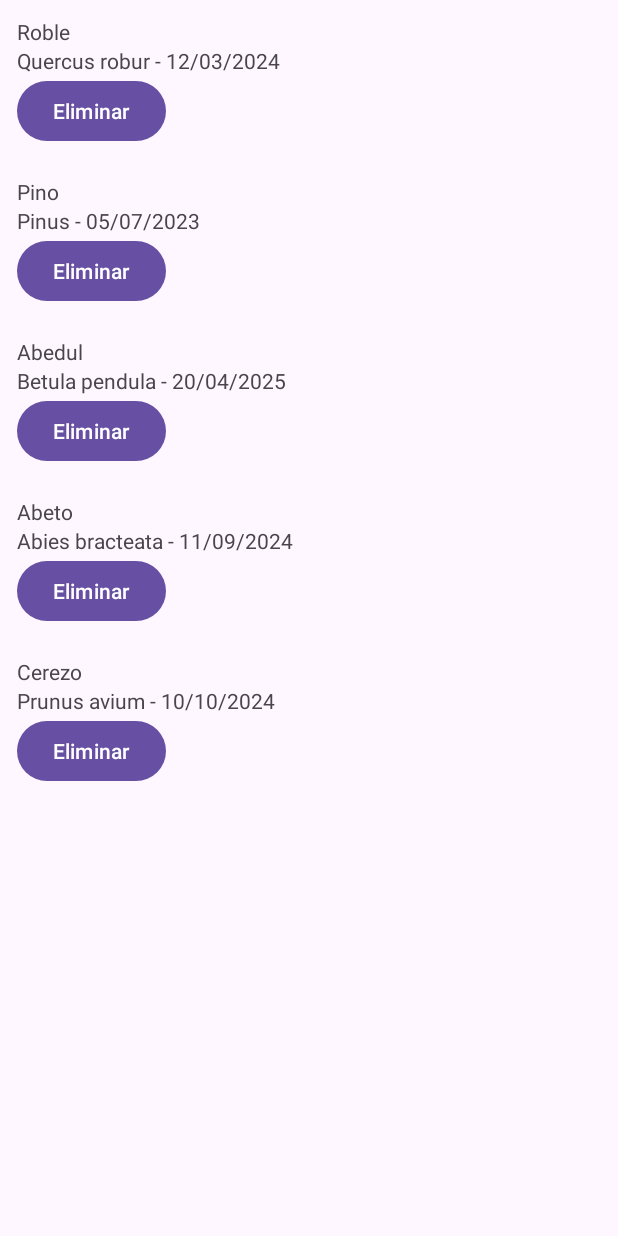
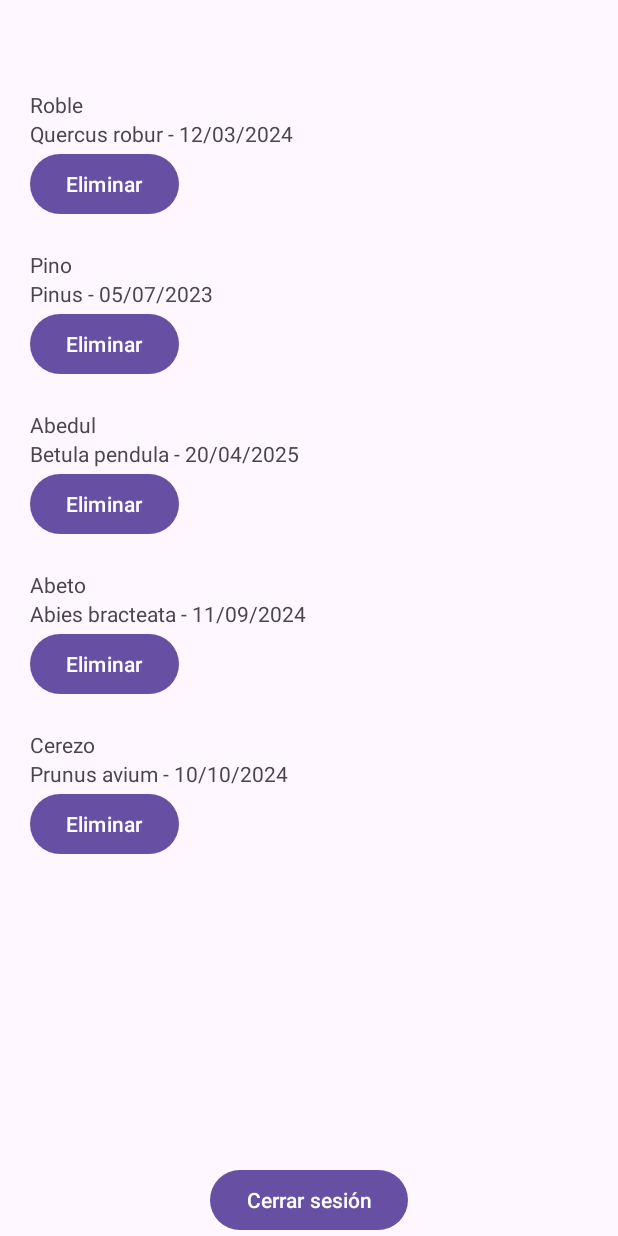
Before and after one commit to riordi80/vocational-training-final-project, an Android app: the ListarArboles screen opened directly, with no data from a screen before it, on a phone screen of 412 x 824 dp. Run offline under Robolectric (Android 15) with nearby library versions, the phone set to English and light mode, and no system bars; 2 statements that could not run were skipped.

Commit message:
fix(android): implements buttons to exit

```diff
--- a/android/app/src/main/java/com/example/proyectoarboles/activities/ArbolDetalles.java
+++ b/android/app/src/main/java/com/example/proyectoarboles/activities/ArbolDetalles.java
@@ -85,13 +85,7 @@ public class ArbolDetalles extends AppCompatActivity {
         btnEditar.setOnClickListener(v -> activarModoEdicion());
         btnGuardar.setOnClickListener(v -> guardarCambios());
         btnCancelar.setOnClickListener(v -> cancelarEdicion());
-        btnVolver.setOnClickListener(new View.OnClickListener() {
-            @Override
-            public void onClick(View v) {
-                Intent vIntent = new Intent(ArbolDetalles.this, ListarArboles.class);
 
-            }
-        });
 
         // Inicialmente mostrar solo TextViews
         mostrarTextViews();
--- a/android/app/src/main/java/com/example/proyectoarboles/activities/ListarArboles.java
+++ b/android/app/src/main/java/com/example/proyectoarboles/activities/ListarArboles.java
@@ -5,6 +5,7 @@ import android.content.Intent;
 import android.os.Bundle;
 import android.util.Log;
 import android.view.View;
+import android.widget.Button;
 import android.widget.ProgressBar;
 import android.widget.TextView;
 import android.widget.Toast;
--- a/android/app/src/main/res/layout/activity_listar_arboles.xml
+++ b/android/app/src/main/res/layout/activity_listar_arboles.xml
@@ -11,12 +11,22 @@
         android:id="@+id/RecyclerViewArboles"
         android:layout_width="0dp"
         android:layout_height="0dp"
-        android:layout_marginStart="1dp"
-        android:layout_marginTop="1dp"
-        android:layout_marginEnd="1dp"
+        android:layout_marginStart="10dp"
+        android:layout_marginTop="50dp"
+        android:layout_marginEnd="10dp"
         android:layout_marginBottom="1dp"
+        app:layout_constraintBottom_toTopOf="@+id/btCerrarS"
+        app:layout_constraintEnd_toEndOf="parent"
+        app:layout_constraintStart_toStartOf="parent"
+        app:layout_constraintTop_toTopOf="parent" />
+
+    <Button
+        android:id="@+id/btCerrarS"
+        android:layout_width="wrap_content"
+        android:layout_height="wrap_content"
+        android:text="Cerrar sesión"
         app:layout_constraintBottom_toBottomOf="parent"
         app:layout_constraintEnd_toEndOf="parent"
         app:layout_constraintStart_toStartOf="parent"
-        app:layout_constraintTop_toTopOf="parent" />
+        app:layout_constraintTop_toBottomOf="@+id/RecyclerViewArboles" />
 </androidx.constraintlayout.widget.ConstraintLayout>
```
